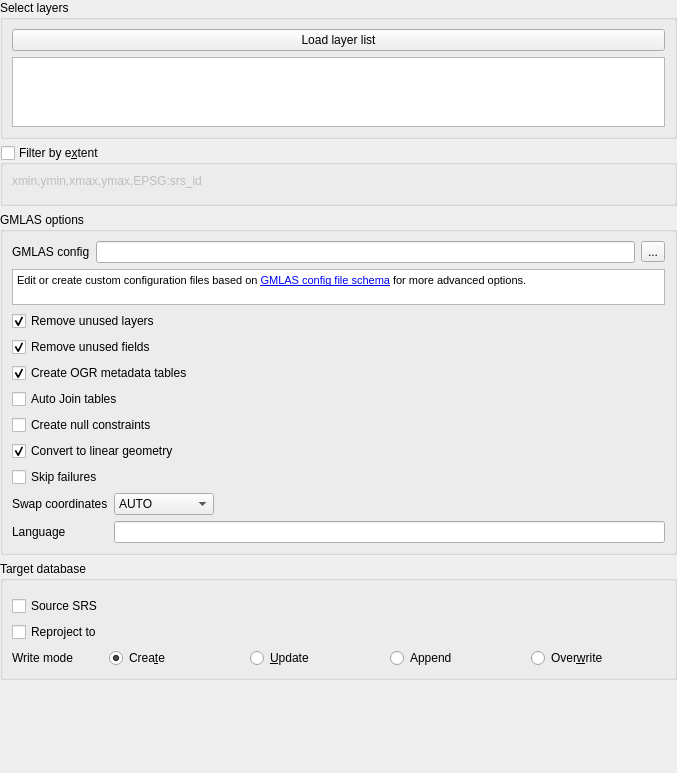
Before: the Qt Designer form gml_application_schema_toolbox/ui/import_gmlas_panel.ui in BRGM/gml_application_schema_toolbox, drawn with Qt 5.
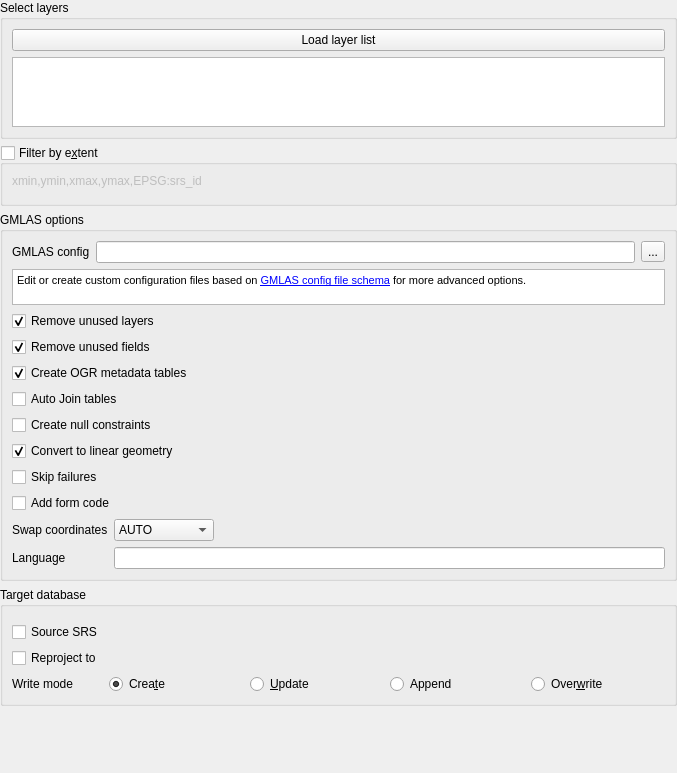
After: the same form once the commit is applied. Custom widgets are drawn as their Qt base class.

```diff
--- a/gml_application_schema_toolbox/ui/import_gmlas_panel.ui
+++ b/gml_application_schema_toolbox/ui/import_gmlas_panel.ui
@@ -49,7 +49,7 @@
         <x>0</x>
         <y>0</y>
         <width>663</width>
-        <height>825</height>
+        <height>856</height>
        </rect>
       </property>
       <layout class="QVBoxLayout" name="verticalLayout_3">
@@ -285,6 +285,13 @@
             </property>
            </widget>
           </item>
+          <item>
+           <widget class="QCheckBox" name="addFormCodeCheckbox">
+            <property name="text">
+             <string>Add form code</string>
+            </property>
+           </widget>
+          </item>
           <item>
            <layout class="QFormLayout" name="formLayout">
             <property name="fieldGrowthPolicy">
```
